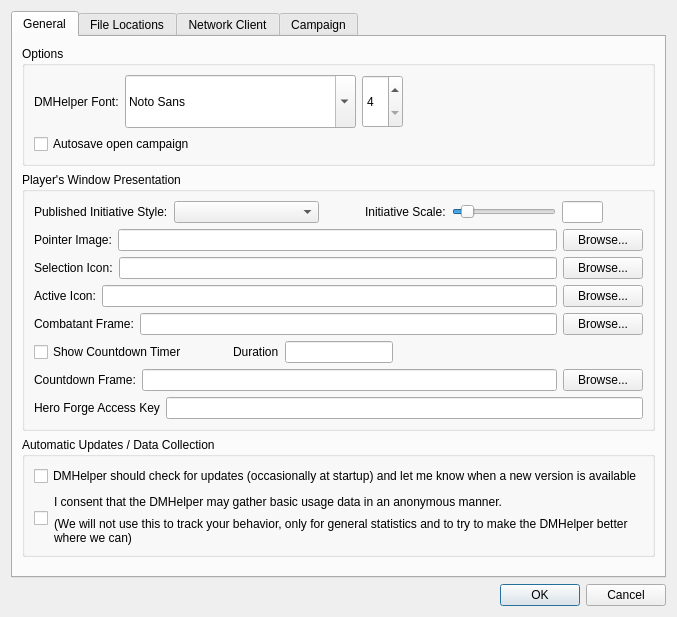
Old version of the form DMHelper/src/optionsdialog.ui in the repository MMetze/DMHelper.
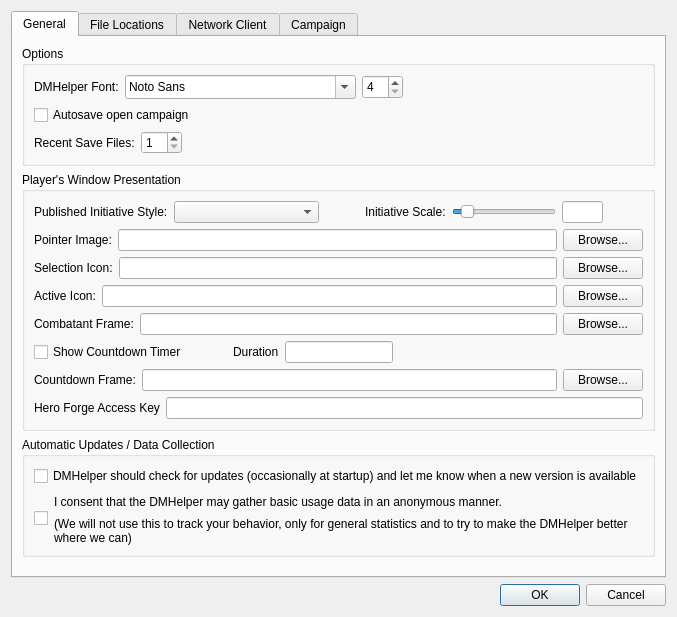
New version of the form. The open tabs and pages were chosen to show the change. Icons and pictures are not drawn.

```diff
--- a/DMHelper/src/optionsdialog.ui
+++ b/DMHelper/src/optionsdialog.ui
@@ -114,6 +114,52 @@
             </property>
            </widget>
           </item>
+          <item>
+           <layout class="QHBoxLayout" name="horizontalLayout_20">
+            <item>
+             <widget class="QLabel" name="label_16">
+              <property name="text">
+               <string>Recent Save Files:</string>
+              </property>
+             </widget>
+            </item>
+            <item>
+             <widget class="QSpinBox" name="spinBoxMRUCount">
+              <property name="sizePolicy">
+               <sizepolicy hsizetype="Minimum" vsizetype="Preferred">
+                <horstretch>0</horstretch>
+                <verstretch>0</verstretch>
+               </sizepolicy>
+              </property>
+              <property name="minimumSize">
+               <size>
+                <width>0</width>
+                <height>22</height>
+               </size>
+              </property>
+              <property name="suffix">
+               <string/>
+              </property>
+              <property name="minimum">
+               <number>1</number>
+              </property>
+             </widget>
+            </item>
+            <item>
+             <spacer name="horizontalSpacer_9">
+              <property name="orientation">
+               <enum>Qt::Horizontal</enum>
+              </property>
+              <property name="sizeHint" stdset="0">
+               <size>
+                <width>40</width>
+                <height>20</height>
+               </size>
+              </property>
+             </spacer>
+            </item>
+           </layout>
+          </item>
          </layout>
         </widget>
        </item>
```
Left out of the diff: 2 changed lines with no effect on the pictures.
